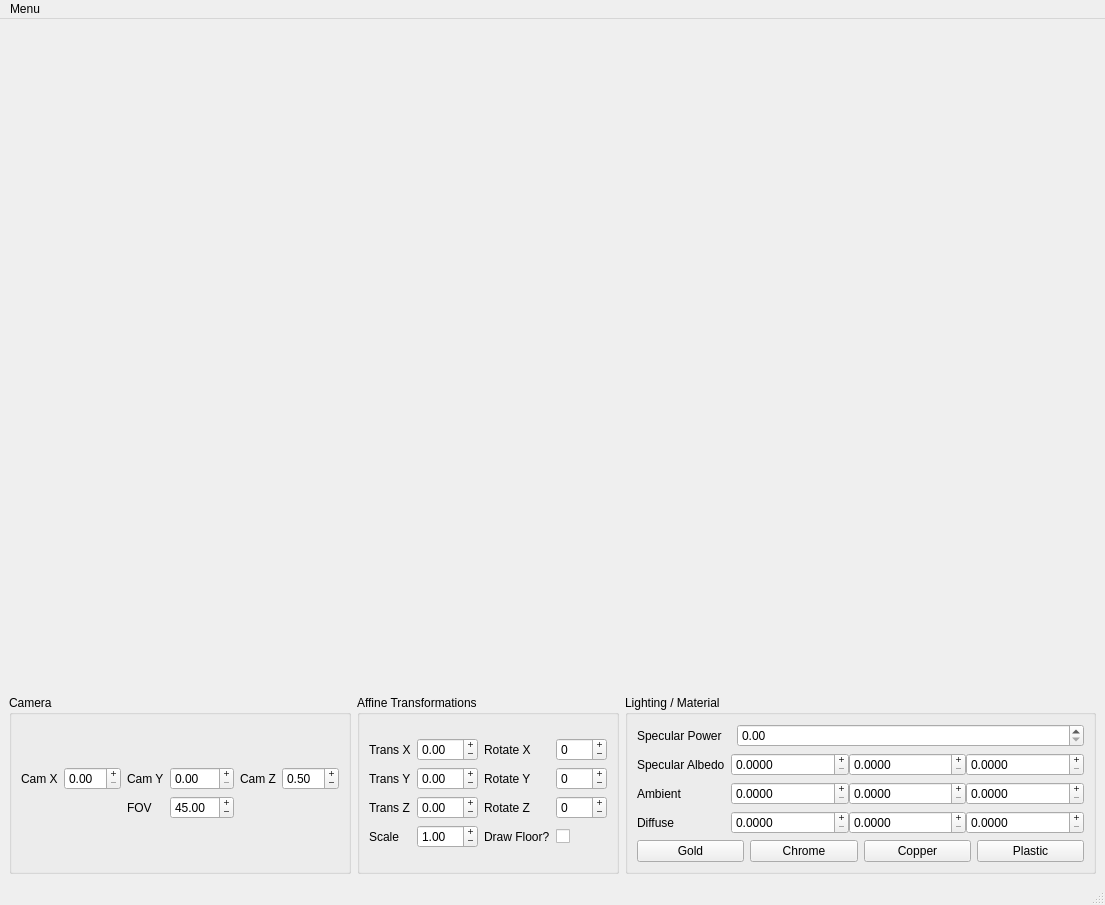
Above: a2/ui/MainWindow.ui from yunuscanemre/cpsc453 before the change. Below: the same form after it.
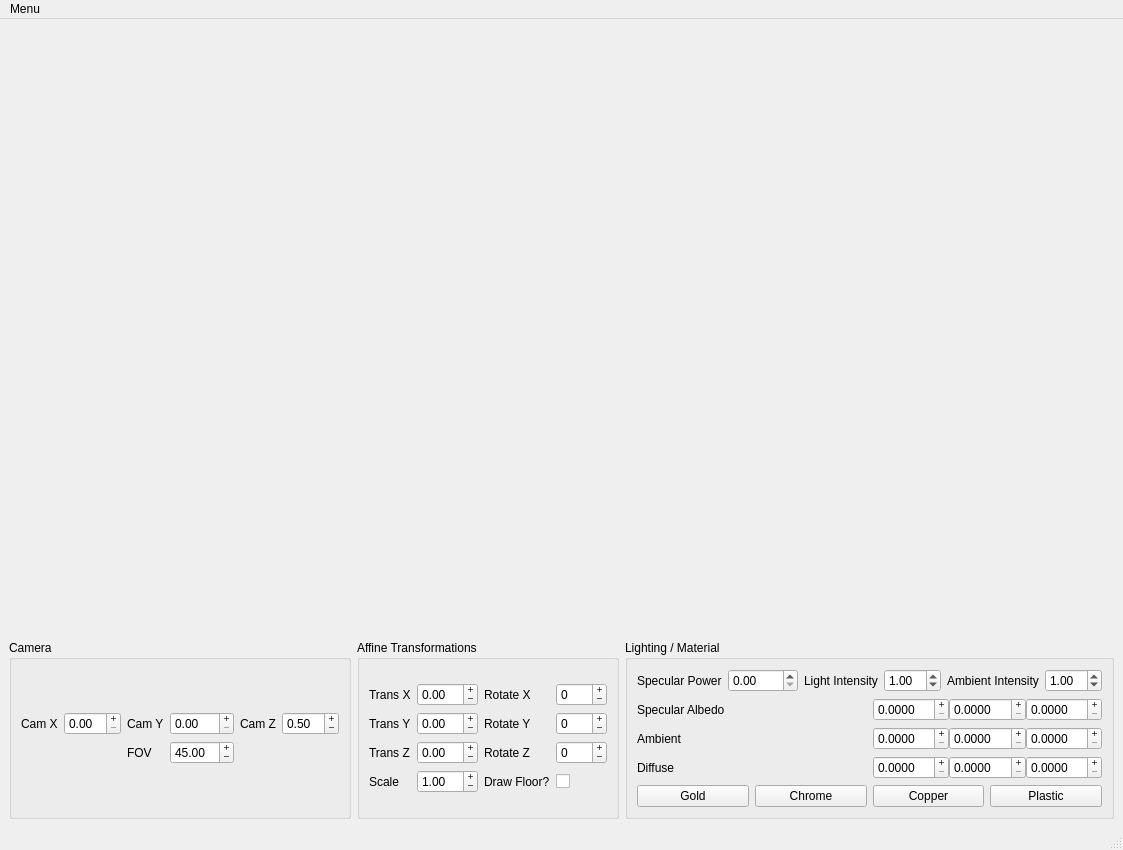
That is the form after the change.

Commit message: ambient, point light, intensities

What changed in the file:
```diff
--- a/a2/ui/MainWindow.ui
+++ b/a2/ui/MainWindow.ui
@@ -6,8 +6,8 @@
    <rect>
     <x>0</x>
     <y>0</y>
-    <width>1105</width>
-    <height>905</height>
+    <width>1123</width>
+    <height>850</height>
    </rect>
   </property>
   <property name="windowTitle">
@@ -26,7 +26,7 @@
      </widget>
     </item>
     <item>
-     <layout class="QHBoxLayout" name="horizontalLayout_2">
+     <layout class="QHBoxLayout" name="horizontalLayout_3">
       <item>
        <widget class="QGroupBox" name="groupBox">
         <property name="title">
@@ -312,8 +312,8 @@
         </property>
         <layout class="QVBoxLayout" name="verticalLayout_2">
          <item>
-          <layout class="QGridLayout" name="gridLayout_3">
-           <item row="0" column="0" colspan="2">
+          <layout class="QHBoxLayout" name="horizontalLayout_2">
+           <item>
             <widget class="QLabel" name="label_7">
              <property name="sizePolicy">
               <sizepolicy hsizetype="Minimum" vsizetype="Preferred">
@@ -330,78 +330,91 @@
              <property name="text">
               <string>Specular Power</string>
              </property>
+             <property name="wordWrap">
+              <bool>true</bool>
+             </property>
             </widget>
            </item>
-           <item row="1" column="0">
+           <item>
+            <widget class="QDoubleSpinBox" name="powerEntry">
+             <property name="sizePolicy">
+              <sizepolicy hsizetype="Expanding" vsizetype="Fixed">
+               <horstretch>0</horstretch>
+               <verstretch>0</verstretch>
+              </sizepolicy>
+             </property>
+             <property name="maximum">
+              <double>200.000000000000000</double>
+             </property>
+             <property name="singleStep">
+              <double>0.100000000000000</double>
+             </property>
+            </widget>
+           </item>
+           <item>
+            <widget class="QLabel" name="label_16">
+             <property name="text">
+              <string>Light Intensity</string>
+             </property>
+             <property name="scaledContents">
+              <bool>false</bool>
+             </property>
+             <property name="wordWrap">
+              <bool>true</bool>
+             </property>
+            </widget>
+           </item>
+           <item>
+            <widget class="QDoubleSpinBox" name="pointIntensity">
+             <property name="maximum">
+              <double>10.000000000000000</double>
+             </property>
+             <property name="singleStep">
+              <double>0.100000000000000</double>
+             </property>
+             <property name="value">
+              <double>1.000000000000000</double>
+             </property>
+            </widget>
+           </item>
+           <item>
+            <widget class="QLabel" name="label_17">
+             <property name="text">
+              <string>Ambient Intensity</string>
+             </property>
+             <property name="scaledContents">
+              <bool>false</bool>
+             </property>
+             <property name="wordWrap">
+              <bool>true</bool>
+             </property>
+            </widget>
+           </item>
+           <item>
+            <widget class="QDoubleSpinBox" name="ambientIntensity">
+             <property name="maximum">
+              <double>10.000000000000000</double>
+             </property>
+             <property name="singleStep">
+              <double>0.100000000000000</double>
+             </property>
+             <property name="value">
+              <double>1.000000000000000</double>
+             </property>
+            </widget>
+           </item>
+          </layout>
+         </item>
+         <item>
+          <layout class="QGridLayout" name="gridLayout_3">
+           <item row="0" column="0">
             <widget class="QLabel" name="label_8">
              <property name="text">
               <string>Specular Albedo</string>
              </property>
             </widget>
            </item>
-           <item row="3" column="1" colspan="2">
-            <layout class="QHBoxLayout" name="horizontalLayout_11">
-             <property name="spacing">
-              <number>0</number>
-             </property>
-             <item>
-              <widget class="QDoubleSpinBox" name="diffuseX">
-               <property name="buttonSymbols">
-                <enum>QAbstractSpinBox::PlusMinus</enum>
-               </property>
-               <property name="decimals">
-                <number>4</number>
-               </property>
-               <property name="maximum">
-                <double>1.000000000000000</double>
-               </property>
-               <property name="singleStep">
-                <double>0.100000000000000</double>
-               </property>
-              </widget>
-             </item>
-             <item>
-              <widget class="QDoubleSpinBox" name="diffuseY">
-               <property name="buttonSymbols">
-                <enum>QAbstractSpinBox::PlusMinus</enum>
-               </property>
-               <property name="decimals">
-                <number>4</number>
-               </property>
-               <property name="maximum">
-                <double>1.000000000000000</double>
-               </property>
-               <property name="singleStep">
-                <double>0.100000000000000</double>
-               </property>
-              </widget>
-             </item>
-             <item>
-              <widget class="QDoubleSpinBox" name="diffuseZ">
-               <property name="buttonSymbols">
-                <enum>QAbstractSpinBox::PlusMinus</enum>
-               </property>
-               <property name="decimals">
-                <number>4</number>
-               </property>
-               <property name="maximum">
-                <double>1.000000000000000</double>
-               </property>
-               <property name="singleStep">
-                <double>0.100000000000000</double>
-               </property>
-              </widget>
-             </item>
-            </layout>
-           </item>
-           <item row="2" column="0">
-            <widget class="QLabel" name="label_9">
-             <property name="text">
-              <string>Ambient</string>
-             </property>
-            </widget>
-           </item>
-           <item row="1" column="1" colspan="2">
+           <item row="0" column="1">
             <layout class="QHBoxLayout" name="horizontalLayout_5">
              <property name="spacing">
               <number>0</number>
@@ -456,30 +469,14 @@
              </item>
             </layout>
            </item>
-           <item row="0" column="2">
-            <widget class="QDoubleSpinBox" name="powerEntry">
-             <property name="sizePolicy">
-              <sizepolicy hsizetype="Expanding" vsizetype="Fixed">
-               <horstretch>0</horstretch>
-               <verstretch>0</verstretch>
-              </sizepolicy>
-             </property>
-             <property name="maximum">
-              <double>200.000000000000000</double>
-             </property>
-             <property name="singleStep">
-              <double>0.100000000000000</double>
-             </property>
-            </widget>
-           </item>
-           <item row="3" column="0">
-            <widget class="QLabel" name="label_10">
+           <item row="1" column="0">
+            <widget class="QLabel" name="label_9">
              <property name="text">
-              <string>Diffuse</string>
+              <string>Ambient</string>
              </property>
             </widget>
            </item>
-           <item row="2" column="1" colspan="2">
+           <item row="1" column="1">
             <layout class="QHBoxLayout" name="horizontalLayout_7">
              <property name="spacing">
               <number>0</number>
@@ -534,6 +531,68 @@
              </item>
             </layout>
            </item>
+           <item row="2" column="0">
+            <widget class="QLabel" name="label_10">
+             <property name="text">
+              <string>Diffuse</string>
+             </property>
+            </widget>
+           </item>
+           <item row="2" column="1">
+            <layout class="QHBoxLayout" name="horizontalLayout_11">
+             <property name="spacing">
+              <number>0</number>
+             </property>
+             <item>
+              <widget class="QDoubleSpinBox" name="diffuseX">
+               <property name="buttonSymbols">
+                <enum>QAbstractSpinBox::PlusMinus</enum>
+               </property>
+               <property name="decimals">
+                <number>4</number>
+               </property>
+               <property name="maximum">
+                <double>1.000000000000000</double>
+               </property>
+               <property name="singleStep">
+                <double>0.100000000000000</double>
+               </property>
+              </widget>
+             </item>
+             <item>
+              <widget class="QDoubleSpinBox" name="diffuseY">
+               <property name="buttonSymbols">
+                <enum>QAbstractSpinBox::PlusMinus</enum>
+               </property>
+               <property name="decimals">
+                <number>4</number>
+               </property>
+               <property name="maximum">
+                <double>1.000000000000000</double>
+               </property>
+               <property name="singleStep">
+                <double>0.100000000000000</double>
+               </property>
+              </widget>
+             </item>
+             <item>
+              <widget class="QDoubleSpinBox" name="diffuseZ">
+               <property name="buttonSymbols">
+                <enum>QAbstractSpinBox::PlusMinus</enum>
+               </property>
+               <property name="decimals">
+                <number>4</number>
+               </property>
+               <property name="maximum">
+                <double>1.000000000000000</double>
+               </property>
+               <property name="singleStep">
+                <double>0.100000000000000</double>
+               </property>
+              </widget>
+             </item>
+            </layout>
+           </item>
           </layout>
          </item>
          <item>
@@ -590,7 +649,7 @@
     <rect>
      <x>0</x>
      <y>0</y>
-     <width>1105</width>
+     <width>1123</width>
      <height>27</height>
     </rect>
    </property>
```
The commit also changes 5 other files.
